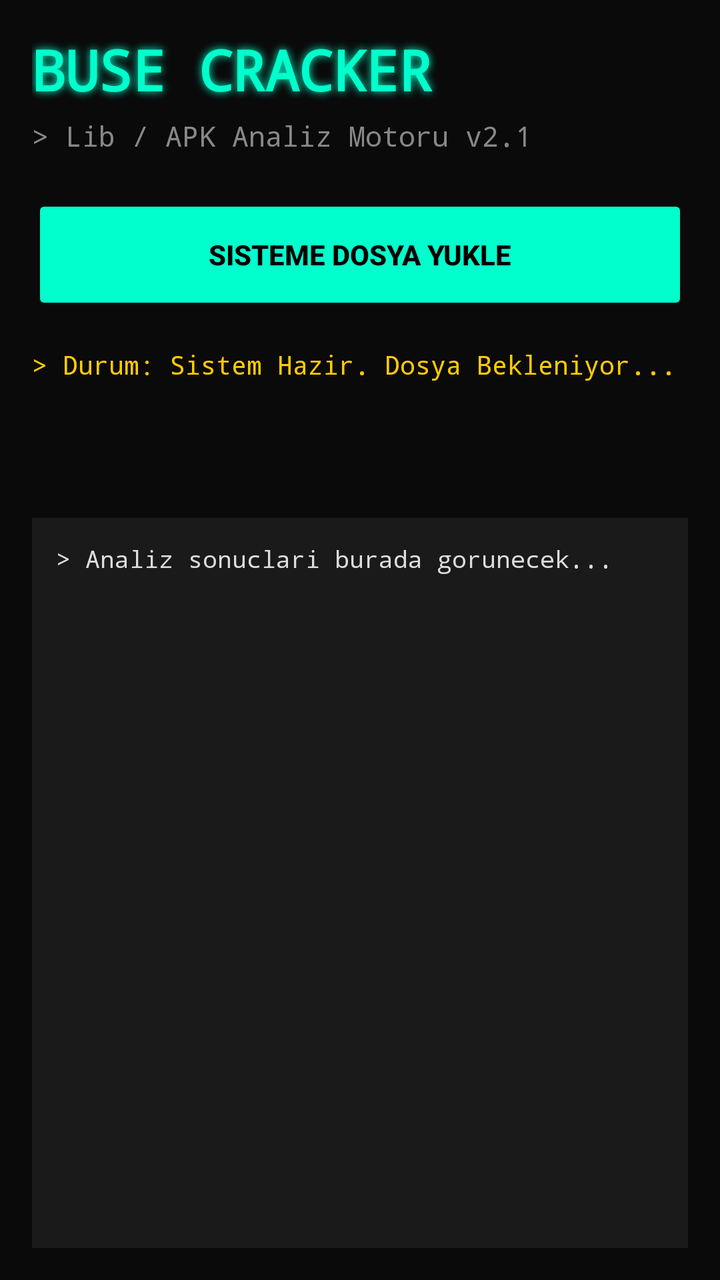
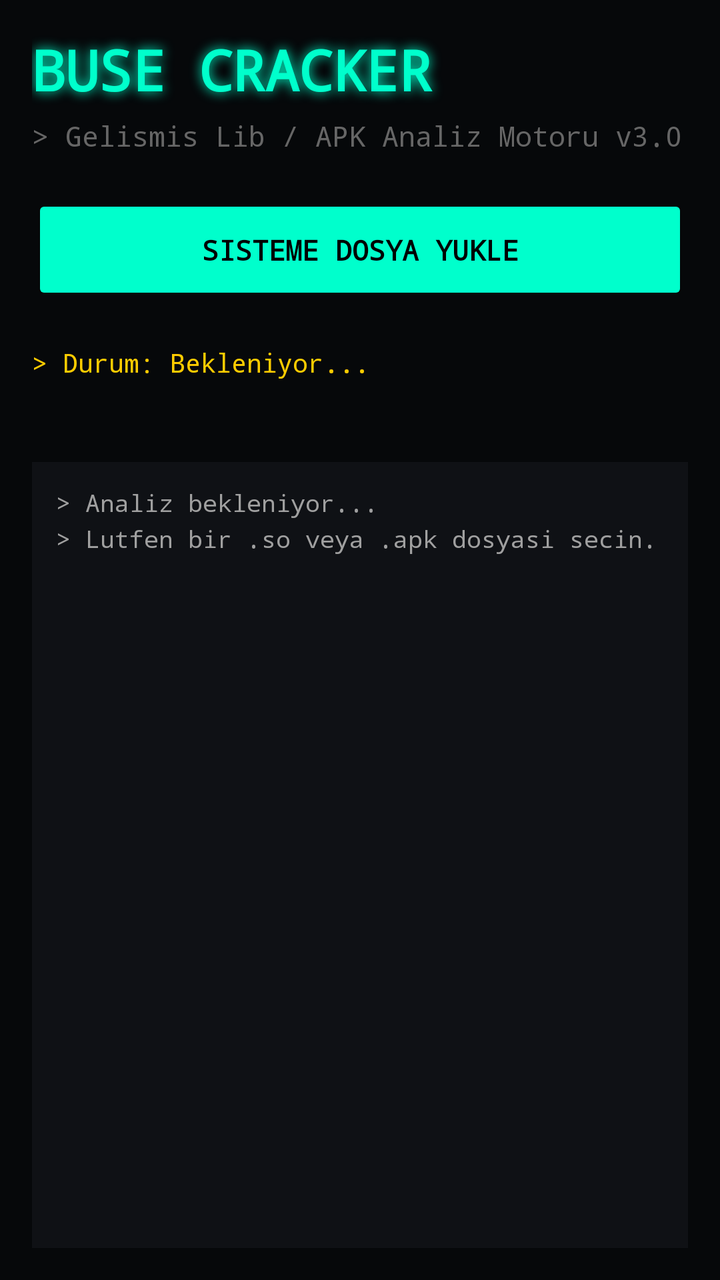

An Android layout rendered at two revisions. The XML below is the earlier revision; the diff shows what the commit changed to produce the second picture.
<!-- AndroidManifest.xml: application theme Theme.AppCompat.DayNight.NoActionBar -->
<!-- res/layout/activity_main.xml -->
<?xml version="1.0" encoding="utf-8"?>
<LinearLayout xmlns:android="http://schemas.android.com/apk/res/android"
    android:orientation="vertical"
    android:layout_width="match_parent"
    android:layout_height="match_parent"
    android:background="#0A0A0A"
    android:padding="16dp">

    <TextView
        android:layout_width="match_parent"
        android:layout_height="wrap_content"
        android:text="BUSE CRACKER"
        android:textColor="#00FFCC"
        android:textSize="28sp"
        android:textStyle="bold"
        android:fontFamily="monospace"
        android:shadowColor="#00FFCC"
        android:shadowDx="0"
        android:shadowDy="0"
        android:shadowRadius="10"
        android:layout_marginBottom="5dp"/>

    <TextView
        android:layout_width="match_parent"
        android:layout_height="wrap_content"
        android:text="> Lib / APK Analiz Motoru v2.1"
        android:textColor="#888888"
        android:textSize="14sp"
        android:fontFamily="monospace"
        android:layout_marginBottom="20dp"/>

    <Button
        android:id="@+id/btn_select_file"
        android:layout_width="match_parent"
        android:layout_height="60dp"
        android:text="SISTEME DOSYA YUKLE"
        android:textColor="#000000"
        android:textStyle="bold"
        android:backgroundTint="#00FFCC"
        android:layout_marginBottom="16dp"/>

    <TextView
        android:id="@+id/tv_status"
        android:layout_width="match_parent"
        android:layout_height="wrap_content"
        android:text="> Durum: Sistem Hazir. Dosya Bekleniyor..."
        android:textColor="#FFCC00"
        android:fontFamily="monospace"
        android:textSize="13sp"
        android:layout_marginBottom="10dp"/>

    <ProgressBar
        android:id="@+id/progressBar"
        android:layout_width="match_parent"
        android:layout_height="wrap_content"
        android:indeterminateTint="#00FFCC"
        android:visibility="invisible"
        android:layout_marginBottom="10dp"/>

    <ScrollView
        android:layout_width="match_parent"
        android:layout_height="0dp"
        android:layout_weight="1"
        android:background="#1A1A1A"
        android:padding="12dp">

        <TextView
            android:id="@+id/tv_results"
            android:layout_width="match_parent"
            android:layout_height="wrap_content"
            android:text="> Analiz sonuclari burada gorunecek..."
            android:textColor="#DDDDDD"
            android:textSize="12sp"
            android:fontFamily="monospace"
            android:lineSpacingExtra="4dp"/>
    </ScrollView>

</LinearLayout>
<!-- resources referenced by this layout -->
<resources>

</resources>

<!-- the commit's change to res/layout/activity_main.xml (unified diff, before → after) -->
@@ -3,7 +3,7 @@
     android:orientation="vertical"
     android:layout_width="match_parent"
     android:layout_height="match_parent"
-    android:background="#0A0A0A"
+    android:background="#06080A"
     android:padding="16dp">
 
     <TextView
@@ -17,14 +17,14 @@
         android:shadowColor="#00FFCC"
         android:shadowDx="0"
         android:shadowDy="0"
-        android:shadowRadius="10"
+        android:shadowRadius="15"
         android:layout_marginBottom="5dp"/>
 
     <TextView
         android:layout_width="match_parent"
         android:layout_height="wrap_content"
-        android:text="> Lib / APK Analiz Motoru v2.1"
-        android:textColor="#888888"
+        android:text="> Gelismis Lib / APK Analiz Motoru v3.0"
+        android:textColor="#666666"
         android:textSize="14sp"
         android:fontFamily="monospace"
         android:layout_marginBottom="20dp"/>
@@ -32,18 +32,19 @@
     <Button
         android:id="@+id/btn_select_file"
         android:layout_width="match_parent"
-        android:layout_height="60dp"
+        android:layout_height="55dp"
         android:text="SISTEME DOSYA YUKLE"
         android:textColor="#000000"
         android:textStyle="bold"
+        android:fontFamily="monospace"
         android:backgroundTint="#00FFCC"
-        android:layout_marginBottom="16dp"/>
+        android:layout_marginBottom="20dp"/>
 
     <TextView
         android:id="@+id/tv_status"
         android:layout_width="match_parent"
         android:layout_height="wrap_content"
-        android:text="> Durum: Sistem Hazir. Dosya Bekleniyor..."
+        android:text="> Durum: Bekleniyor..."
         android:textColor="#FFCC00"
         android:fontFamily="monospace"
         android:textSize="13sp"
@@ -51,28 +52,33 @@
 
     <ProgressBar
         android:id="@+id/progressBar"
+        style="?android:attr/progressBarStyleHorizontal"
         android:layout_width="match_parent"
         android:layout_height="wrap_content"
-        android:indeterminateTint="#00FFCC"
+        android:progressTint="#00FFCC"
         android:visibility="invisible"
-        android:layout_marginBottom="10dp"/>
+        android:layout_marginBottom="15dp"/>
 
-    <ScrollView
+    <FrameLayout
         android:layout_width="match_parent"
         android:layout_height="0dp"
         android:layout_weight="1"
-        android:background="#1A1A1A"
+        android:background="#0F1115"
         android:padding="12dp">
 
-        <TextView
-            android:id="@+id/tv_results"
+        <ScrollView
             android:layout_width="match_parent"
-            android:layout_height="wrap_content"
-            android:text="> Analiz sonuclari burada gorunecek..."
-            android:textColor="#DDDDDD"
-            android:textSize="12sp"
-            android:fontFamily="monospace"
-            android:lineSpacingExtra="4dp"/>
-    </ScrollView>
+            android:layout_height="match_parent">
 
+            <TextView
+                android:id="@+id/tv_results"
+                android:layout_width="match_parent"
+                android:layout_height="wrap_content"
+                android:text="> Analiz bekleniyor...\n> Lutfen bir .so veya .apk dosyasi secin."
+                android:textColor="#A0A0A0"
+                android:textSize="12sp"
+                android:fontFamily="monospace"
+                android:lineSpacingExtra="4dp"/>
+        </ScrollView>
+    </FrameLayout>
 </LinearLayout>
